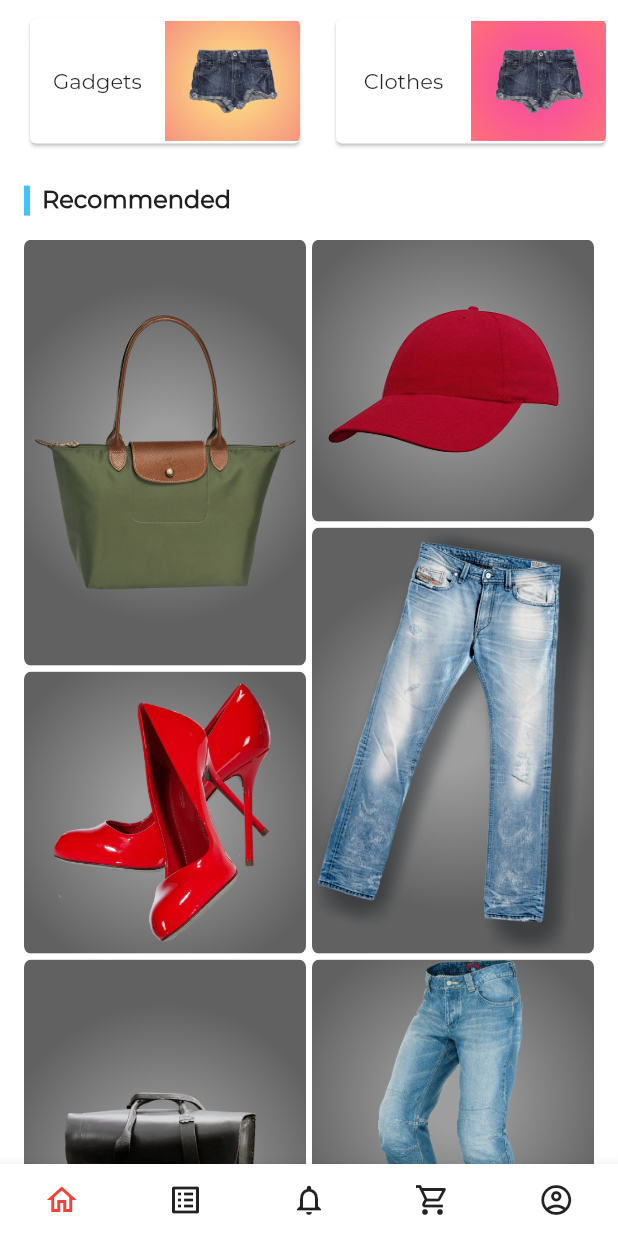
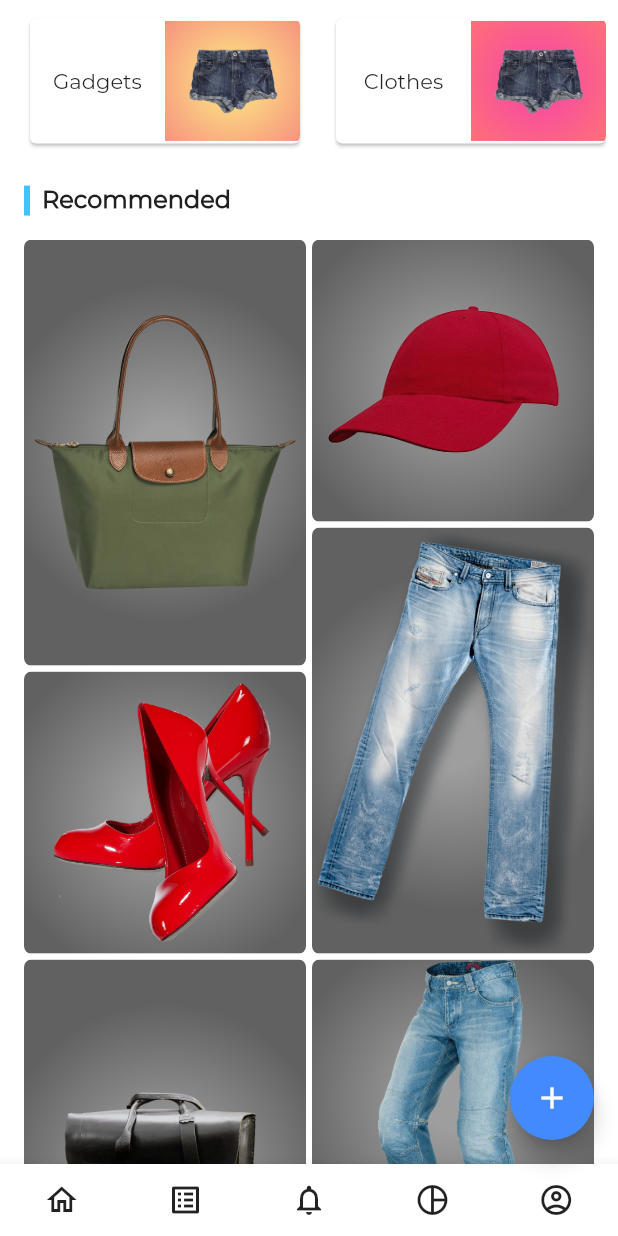
Before and after one commit to DeDevsSolutions/ShoplineMobileApp, a Flutter app: the MainPage screen opened directly, scrolled down 461 dp, after a tap on the "home" icon, on a phone screen of 412 x 824 dp. Run offline on Flutter 3.47's test engine with Material 2 defaults, Android fonts, the phone set to English and light mode, and no system bars; our stand-ins replace country_code_picker, flutter_rating_bar, flutter_svg, flutter_swiper, numberpicker, pin_code_text_field; missing offline and left inert: flutter_page_indicator, rubber.

Commit message:
floatingActionbutton added

```diff
--- a/lib/screens/main/components/custom_bottom_bar.dart
+++ b/lib/screens/main/components/custom_bottom_bar.dart
@@ -7,7 +7,6 @@ class CustomBottomBar extends StatelessWidget {
   const CustomBottomBar({Key key, this.controller}) : super(key: key);
   @override
   Widget build(BuildContext context) {
-    final bag = {"first": true};
     return BottomAppBar(
       child: Row(
         mainAxisAlignment: MainAxisAlignment.spaceAround,
@@ -15,14 +14,8 @@ class CustomBottomBar extends StatelessWidget {
           IconButton(
             icon: Icon(Icons.home_outlined),
             // color: Colors.blueGrey,
-            color: bag["first"] ? Colors.red : Colors.blue,
             onPressed: () {
               controller.animateTo(0);
-              bag["first"] = !bag["first"];
-              //
-              // This is the trick
-              //
-              (context as Element).markNeedsBuild();
             },
           ),
           IconButton(
@@ -38,7 +31,7 @@ class CustomBottomBar extends StatelessWidget {
             },
           ),
           IconButton(
-            icon: Icon(Icons.shopping_cart_outlined),
+            icon: Icon(Icons.pie_chart_outline_sharp),
             onPressed: () {
               controller.animateTo(3);
             },
--- a/lib/screens/main/main_page.dart
+++ b/lib/screens/main/main_page.dart
@@ -51,7 +51,7 @@ class _MainPageState extends State<MainPage>
   void initState() {
     super.initState();
     tabController = TabController(length: 5, vsync: this);
-    bottomTabController = TabController(length: 4, vsync: this);
+    bottomTabController = TabController(length: 5, vsync: this);
   }
 
   @override
@@ -63,12 +63,12 @@ class _MainPageState extends State<MainPage>
         children: <Widget>[
           IconButton(
               onPressed: () => Navigator.of(context)
-                  .push(MaterialPageRoute(builder: (_) => NotificationsPage())),
-              icon: Icon(Icons.notifications)),
+                  .push(MaterialPageRoute(builder: (_) => SearchPage())),
+              icon: Icon(Icons.search_outlined)),
           IconButton(
               onPressed: () => Navigator.of(context)
-                  .push(MaterialPageRoute(builder: (_) => SearchPage())),
-              icon: SvgPicture.asset('assets/icons/search_icon.svg'))
+                  .push(MaterialPageRoute(builder: (_) => CheckOutPage())),
+              icon: Icon(Icons.shopping_cart_outlined))
         ],
       ),
     );
@@ -193,6 +193,14 @@ class _MainPageState extends State<MainPage>
       controller: tabController,
     );
 
+    Widget floatingActionButton = FloatingActionButton(
+      onPressed: () {
+        // Add your onPressed code here!
+      },
+      child: Icon(Icons.add),
+      backgroundColor: Colors.blueAccent,
+    );
+
     return Scaffold(
       bottomNavigationBar: CustomBottomBar(controller: bottomTabController),
       body: CustomPaint(
@@ -235,6 +243,7 @@ class _MainPageState extends State<MainPage>
           ],
         ),
       ),
+      floatingActionButton: floatingActionButton,
     );
   }
 }
```
